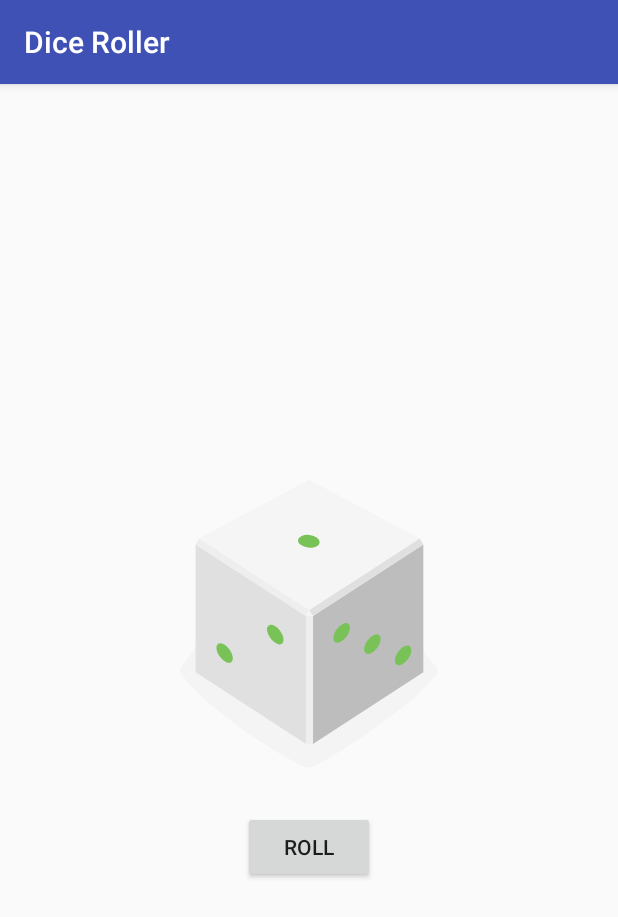
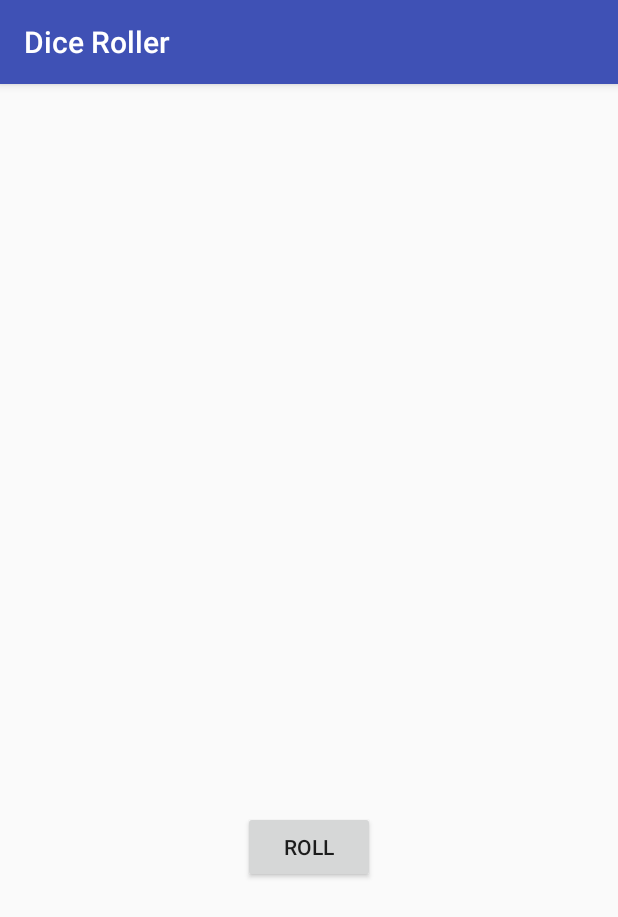
Before and after one commit to raosan/dice-roller, an Android app: the screen it shows after launch (MainActivity), on a phone screen of 412 x 824 dp. Shown: the top 917 px of the screen. Run offline under Robolectric (Android 15) with nearby library versions, the phone set to English and light mode, and no system bars.

Commit message:
image compatibility

```diff
--- a/app/build.gradle
+++ b/app/build.gradle
@@ -13,6 +13,7 @@ android {
         versionCode 1
         versionName "1.0"
         testInstrumentationRunner "android.support.test.runner.AndroidJUnitRunner"
+        vectorDrawables.useSupportLibrary = true
     }
     buildTypes {
         release {
--- a/app/src/main/java/hyperjump/tech/diceroller/MainActivity.kt
+++ b/app/src/main/java/hyperjump/tech/diceroller/MainActivity.kt
@@ -4,20 +4,23 @@ import android.support.v7.app.AppCompatActivity
 import android.os.Bundle
 import android.widget.Button
 import android.widget.ImageView
-import android.widget.TextView
 import android.widget.Toast
 import java.util.*
 
 class MainActivity : AppCompatActivity() {
+
+    lateinit var diceImage: ImageView
 
     override fun onCreate(savedInstanceState: Bundle?) {
         super.onCreate(savedInstanceState)
         setContentView(R.layout.activity_main)
         val rollButton: Button = findViewById(R.id.roll_button)
         rollButton.setOnClickListener {
-            Toast.makeText(this, "Button clicked", Toast.LENGTH_SHORT).show()
+//            Toast.makeText(this, "Button clicked", Toast.LENGTH_SHORT).show()
             rollDice()
         }
+
+        diceImage = findViewById(R.id.dice_image)
     }
 
     private fun rollDice() {
@@ -31,7 +34,6 @@ class MainActivity : AppCompatActivity() {
             else -> R.drawable.dice_6
         }
 
-        val diceImage: ImageView = findViewById(R.id.dice_image)
         diceImage.setImageResource(drawableResource)
     }
 }
--- a/app/src/main/res/layout/activity_main.xml
+++ b/app/src/main/res/layout/activity_main.xml
@@ -1,6 +1,7 @@
 <?xml version="1.0" encoding="utf-8"?>
 <LinearLayout xmlns:android="http://schemas.android.com/apk/res/android"
     xmlns:tools="http://schemas.android.com/tools"
+    xmlns:app="http://schemas.android.com/apk/res-auto"
     android:layout_width="match_parent"
     android:layout_height="wrap_content"
     android:orientation="vertical"
@@ -12,7 +13,8 @@
         android:layout_width="wrap_content"
         android:layout_height="wrap_content"
         android:layout_gravity="center_horizontal"
-        android:src="@drawable/dice_1"/>
+        app:srcCompat="@drawable/empty_dice"
+        tools:src="@drawable/dice_1" />
 
     <Button
         android:id="@+id/roll_button"
```
